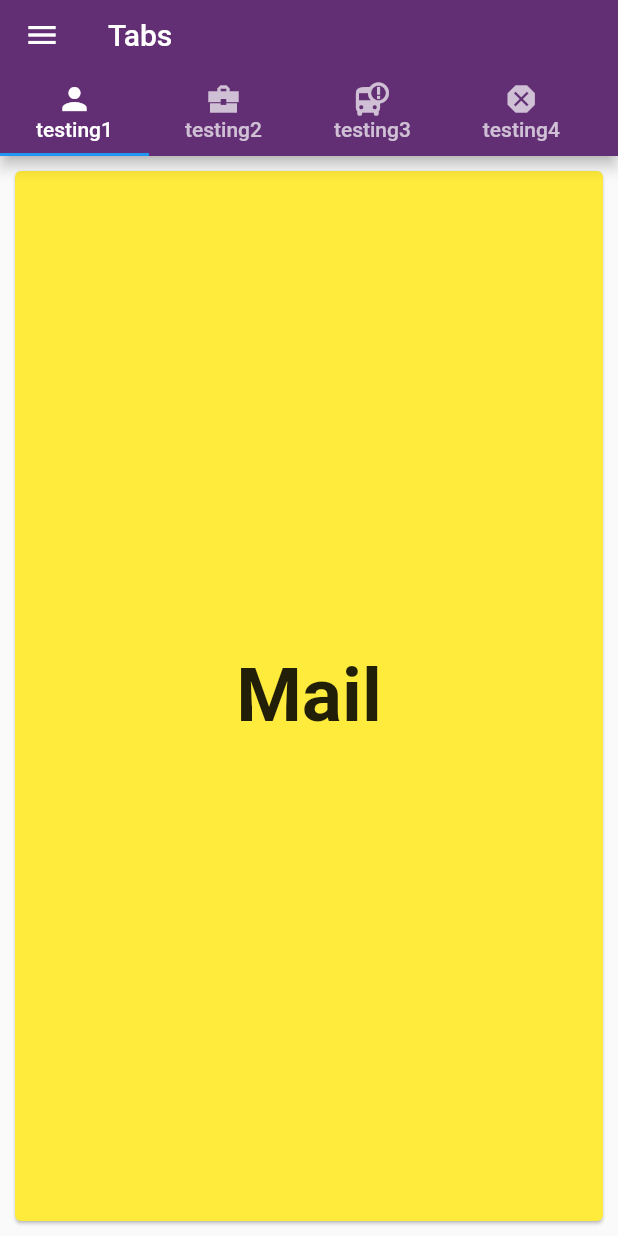
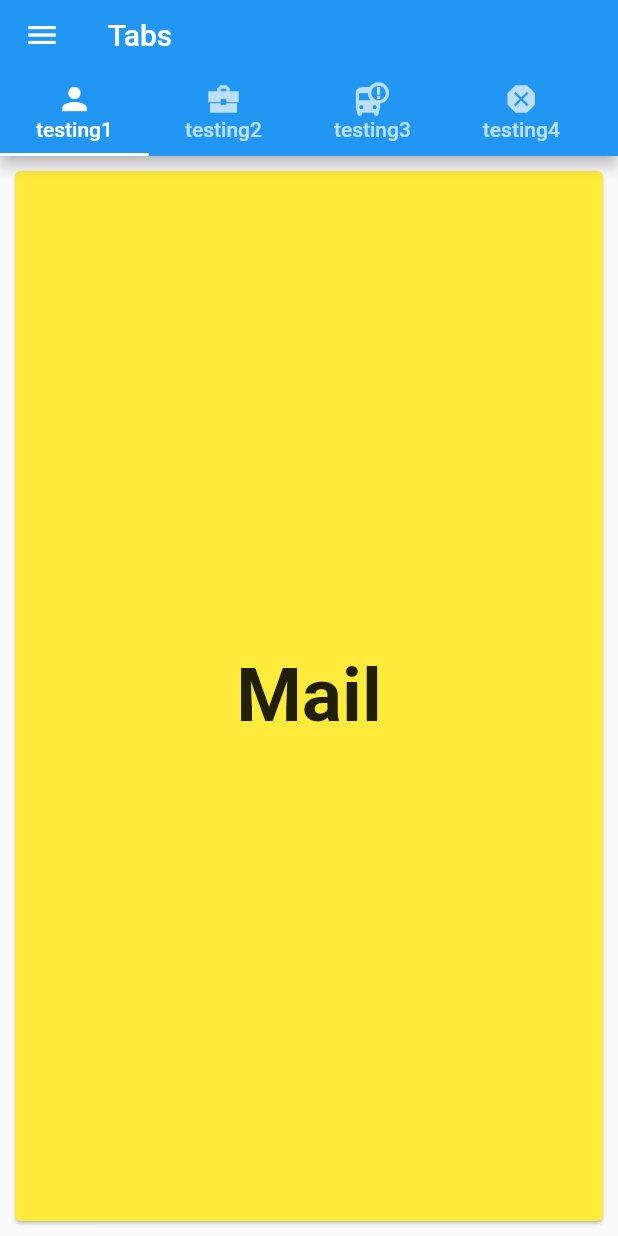
Before and after one commit to idlevandal/flutter_tab_controller, a Flutter app: the screen it shows after launch, on a phone screen of 412 x 824 dp. Run offline on Flutter 3.47's test engine with Material 2 defaults, Android fonts, the phone set to English and light mode, and no system bars.

Commit message:
remove theme colour

```diff
--- a/lib/main.dart
+++ b/lib/main.dart
@@ -12,9 +12,7 @@ class MyApp extends StatelessWidget {
     return MaterialApp(
       debugShowCheckedModeBanner: false,
       title: 'Flutter Demo',
-      theme: ThemeData(
-        primaryColor: Color(0xff622F74),
-      ),
+      theme: ThemeData.light(),
       home: DefaultTabController(
         length: 6,
         child: Scaffold(
```
